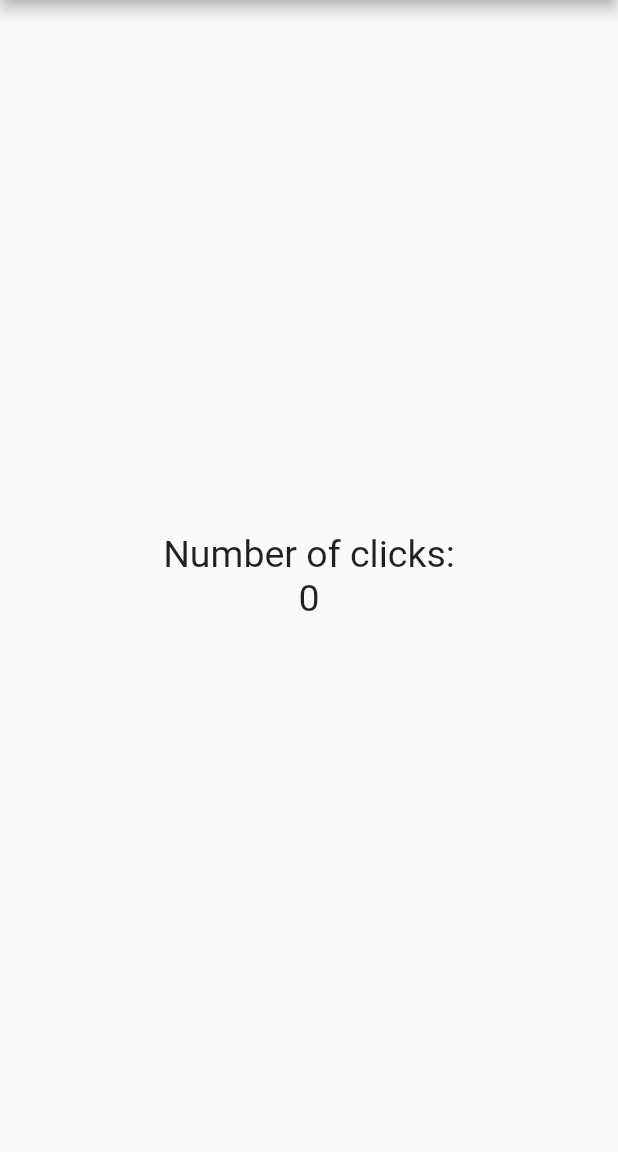
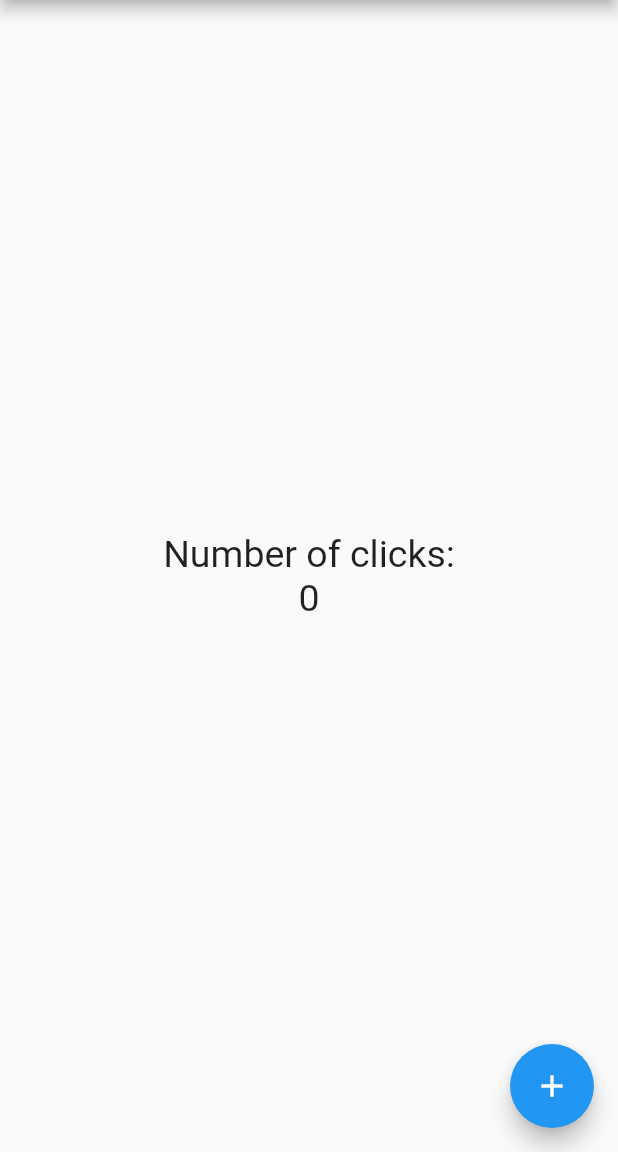
Before and after one commit to dtlucho/flutter_counter, a Flutter app: the screen it shows after launch, on a phone screen of 412 x 824 dp, the part 84-1236 px from its top. Run offline on Flutter 3.47's test engine with Material 2 defaults, Android fonts, the phone set to English and light mode, and no system bars.

Commit message:
Adding floating action button

```diff
--- a/lib/src/views/home_page.dart
+++ b/lib/src/views/home_page.dart
@@ -2,6 +2,8 @@ import 'package:flutter/material.dart';
 
 class HomePage extends StatelessWidget {
   final TextStyle textStyle = const TextStyle(fontSize: 25.0);
+
+  const HomePage({Key? key}) : super(key: key);
 
   @override
   Widget build(BuildContext context) {
@@ -25,6 +27,12 @@ class HomePage extends StatelessWidget {
           ],
         ),
       ),
+      floatingActionButton: FloatingActionButton(
+        child: const Icon(Icons.add),
+        onPressed: () {
+          print('Add to counter');
+        },
+      ),
     );
   }
 }
```
